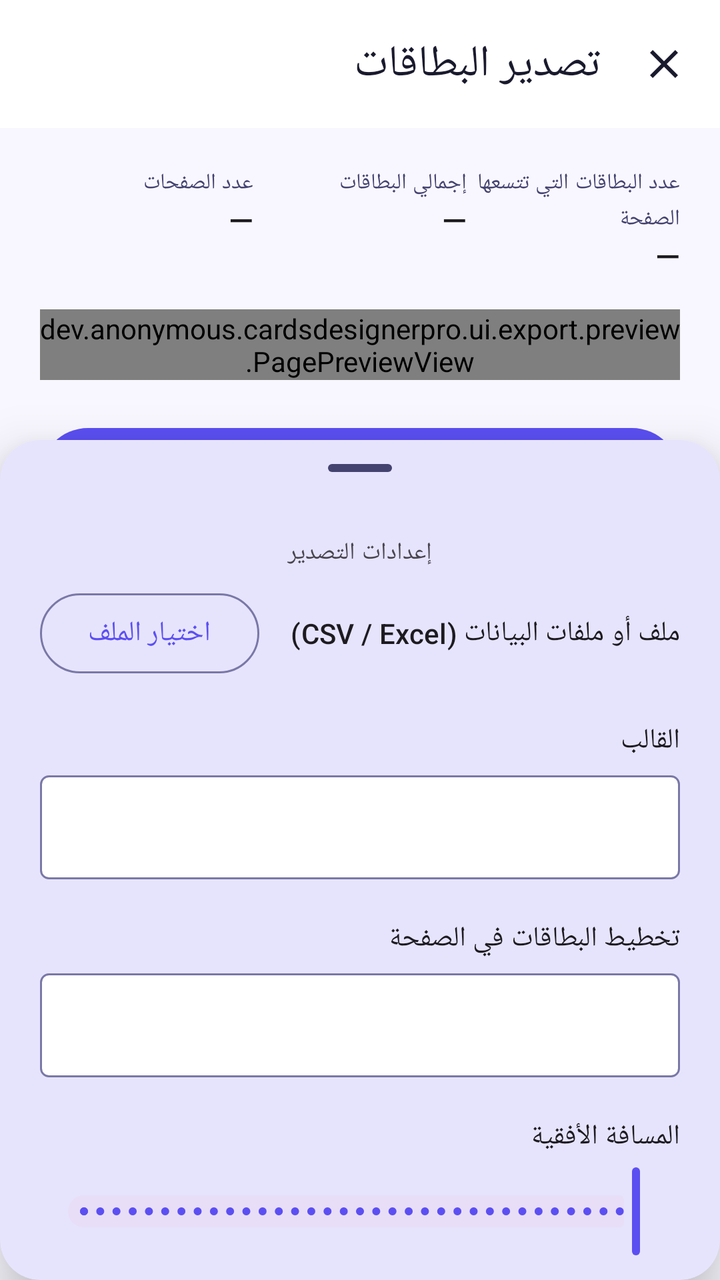
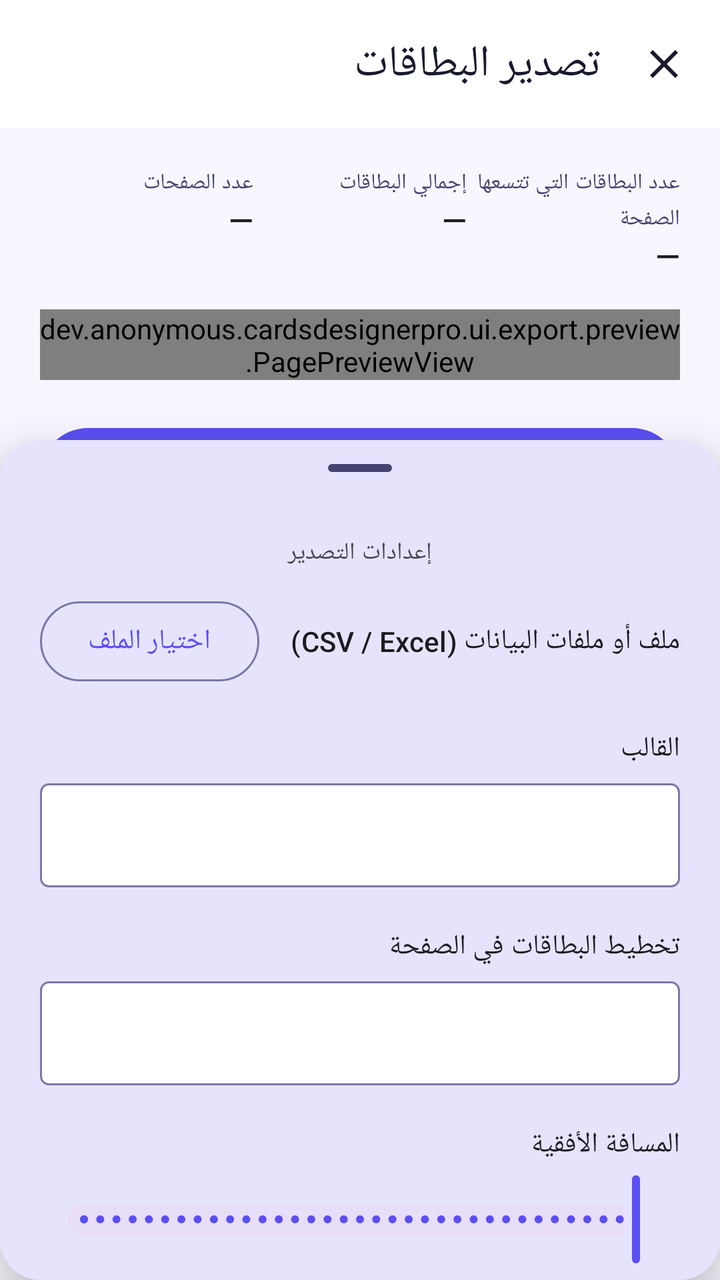

Compare the two renders of this Android layout. The source of the first and the diff that turns it into the second are given below.
<!-- AndroidManifest.xml: application theme Theme.CardsDesignerPro -->
<!-- res/layout/activity_export_cards.xml -->
<?xml version="1.0" encoding="utf-8"?>
<RelativeLayout xmlns:android="http://schemas.android.com/apk/res/android"
    xmlns:app="http://schemas.android.com/apk/res-auto"
    android:layout_width="match_parent"
    android:layout_height="match_parent"
    android:layoutDirection="rtl">

    <androidx.coordinatorlayout.widget.CoordinatorLayout
        android:layout_width="match_parent"
        android:layout_height="match_parent">

        <com.google.android.material.appbar.AppBarLayout
            android:id="@+id/app_bar"
            android:layout_width="match_parent"
            android:layout_height="wrap_content"
            android:background="?attr/colorSurface"
            app:liftOnScrollColor="@android:color/transparent">

            <com.google.android.material.appbar.MaterialToolbar
                android:id="@+id/toolbar"
                android:layout_width="match_parent"
                android:layout_height="?attr/actionBarSize"
                app:layout_scrollFlags="scroll|enterAlways|snap"
                app:navigationIcon="@drawable/ic_close_24"
                app:navigationIconTint="?attr/colorOnSurface"
                app:title="@string/export_cards_title"
                app:titleTextColor="?attr/colorOnSurface" />
        </com.google.android.material.appbar.AppBarLayout>

        <androidx.core.widget.NestedScrollView
            android:layout_width="match_parent"
            android:layout_height="match_parent"
            android:clipToPadding="false"
            android:paddingBottom="450dp"
            app:layout_behavior="@string/appbar_scrolling_view_behavior">

            <LinearLayout
                android:layout_width="match_parent"
                android:layout_height="wrap_content"
                android:orientation="vertical"
                android:padding="20dp">

                
                <LinearLayout
                    android:layout_width="match_parent"
                    android:layout_height="wrap_content"
                    android:layout_marginBottom="16dp"
                    android:orientation="horizontal">

                    
                    <LinearLayout
                        android:layout_width="0dp"
                        android:layout_height="wrap_content"
                        android:layout_weight="1"
                        android:orientation="vertical">

                        <TextView
                            android:id="@+id/tv_cards_per_page_label"
                            android:layout_width="wrap_content"
                            android:layout_height="wrap_content"
                            android:text="@string/label_cards_per_page"
                            android:textAppearance="?attr/textAppearanceLabelSmall"
                            android:textColor="?attr/colorOnSurfaceVariant" />

                        <TextView
                            android:id="@+id/tv_cards_per_page"
                            android:layout_width="wrap_content"
                            android:layout_height="wrap_content"
                            android:text="—"
                            android:textAppearance="?attr/textAppearanceTitleMedium" />
                    </LinearLayout>

                    
                    <LinearLayout
                        android:layout_width="0dp"
                        android:layout_height="wrap_content"
                        android:layout_weight="1"
                        android:orientation="vertical">

                        <TextView
                            android:layout_width="wrap_content"
                            android:layout_height="wrap_content"
                            android:text="@string/label_total_cards"
                            android:textAppearance="?attr/textAppearanceLabelSmall"
                            android:textColor="?attr/colorOnSurfaceVariant" />

                        <TextView
                            android:id="@+id/tv_total_cards"
                            android:layout_width="wrap_content"
                            android:layout_height="wrap_content"
                            android:text="—"
                            android:textAppearance="?attr/textAppearanceTitleMedium" />
                    </LinearLayout>

                    
                    <LinearLayout
                        android:layout_width="0dp"
                        android:layout_height="wrap_content"
                        android:layout_weight="1"
                        android:orientation="vertical">

                        <TextView
                            android:id="@+id/tv_total_pages_label"
                            android:layout_width="wrap_content"
                            android:layout_height="wrap_content"
                            android:text="@string/label_total_pages"
                            android:textAppearance="?attr/textAppearanceLabelSmall"
                            android:textColor="?attr/colorOnSurfaceVariant" />

                        <TextView
                            android:id="@+id/tv_total_pages"
                            android:layout_width="wrap_content"
                            android:layout_height="wrap_content"
                            android:text="—"
                            android:textAppearance="?attr/textAppearanceTitleMedium" />
                    </LinearLayout>

                    
                    <LinearLayout
                        android:id="@+id/layout_total_dual_pages"
                        android:layout_width="0dp"
                        android:layout_height="wrap_content"
                        android:layout_weight="1"
                        android:orientation="vertical"
                        android:visibility="gone">

                        <TextView
                            android:layout_width="wrap_content"
                            android:layout_height="wrap_content"
                            android:text="@string/label_total_pages_both"
                            android:textAppearance="?attr/textAppearanceLabelSmall"
                            android:textColor="?attr/colorOnSurfaceVariant" />

                        <TextView
                            android:id="@+id/tv_total_dual_pages"
                            android:layout_width="wrap_content"
                            android:layout_height="wrap_content"
                            android:text="—"
                            android:textAppearance="?attr/textAppearanceTitleMedium" />
                    </LinearLayout>
                </LinearLayout>

                
                <TextView
                    android:id="@+id/tv_front_side_title"
                    android:layout_width="match_parent"
                    android:layout_height="wrap_content"
                    android:layout_marginBottom="8dp"
                    android:text="@string/label_front_side"
                    android:textAppearance="?attr/textAppearanceTitleMedium"
                    android:visibility="gone" />

                
                <dev.anonymous.cardsdesignerpro.ui.export.preview.PagePreviewView
                    android:id="@+id/page_preview"
                    android:layout_width="match_parent"
                    android:layout_height="wrap_content"
                    android:layout_marginBottom="20dp" />

                
                <LinearLayout
                    android:id="@+id/layout_back_side_preview"
                    android:layout_width="match_parent"
                    android:layout_height="wrap_content"
                    android:orientation="vertical"
                    android:visibility="gone">

                    <LinearLayout
                        android:layout_width="match_parent"
                        android:layout_height="wrap_content"
                        android:layout_marginBottom="8dp"
                        android:gravity="center_vertical"
                        android:orientation="horizontal">

                        <TextView
                            android:layout_width="0dp"
                            android:layout_height="wrap_content"
                            android:layout_weight="1"
                            android:text="@string/label_back_side"
                            android:textAppearance="?attr/textAppearanceTitleMedium" />

                        <TextView
                            android:id="@+id/tv_flip_hint"
                            android:layout_width="wrap_content"
                            android:layout_height="wrap_content"
                            android:text="@string/flip_hint_long_edge"
                            android:textAppearance="?attr/textAppearanceLabelSmall"
                            android:textColor="?attr/colorOnSurfaceVariant" />
                    </LinearLayout>

                    <dev.anonymous.cardsdesignerpro.ui.export.preview.PagePreviewView
                        android:id="@+id/page_preview_back"
                        android:layout_width="match_parent"
                        android:layout_height="wrap_content"
                        android:layout_marginBottom="20dp" />
                </LinearLayout>

                
                <com.google.android.material.progressindicator.LinearProgressIndicator
                    android:id="@+id/progress_export"
                    android:layout_width="match_parent"
                    android:layout_height="wrap_content"
                    android:layout_marginBottom="12dp"
                    android:visibility="gone"
                    app:trackCornerRadius="4dp" />

                
                <com.google.android.material.button.MaterialButton
                    android:id="@+id/btn_export_separate"
                    style="@style/Widget.Material3.Button.OutlinedButton"
                    android:layout_width="match_parent"
                    android:layout_height="56dp"
                    android:layout_marginBottom="8dp"
                    android:text="@string/btn_export_separate"
                    android:visibility="gone" />

                
                <com.google.android.material.button.MaterialButton
                    android:id="@+id/btn_export"
                    style="@style/Widget.Material3.Button"
                    android:layout_width="match_parent"
                    android:layout_height="56dp"
                    android:text="@string/btn_export" />

            </LinearLayout>
        </androidx.core.widget.NestedScrollView>

    </androidx.coordinatorlayout.widget.CoordinatorLayout>

    
    <com.google.android.material.card.MaterialCardView
        android:id="@+id/bottom_sheet_host"
        android:layout_width="match_parent"
        android:layout_height="420dp"
        android:layout_alignParentBottom="true"
        app:cardBackgroundColor="?attr/colorSurface"
        app:cardCornerRadius="20dp"
        app:cardElevation="16dp"
        app:strokeWidth="0dp"
        android:clickable="true"
        android:focusable="true">

        <LinearLayout
            android:layout_width="match_parent"
            android:layout_height="match_parent"
            android:orientation="vertical">

            <com.google.android.material.bottomsheet.BottomSheetDragHandleView
                android:id="@+id/drag_handle_area"
                android:layout_width="match_parent"
                android:layout_height="wrap_content" />

            <TextView
                android:layout_width="match_parent"
                android:layout_height="wrap_content"
                android:layout_marginBottom="8dp"
                android:gravity="center"
                android:text="@string/title_export_settings"
                android:textAppearance="?attr/textAppearanceLabelMedium" />

            <androidx.core.widget.NestedScrollView
                android:layout_width="match_parent"
                android:layout_height="match_parent">

                <LinearLayout
                    android:layout_width="match_parent"
                    android:layout_height="wrap_content"
                    android:orientation="vertical"
                    android:paddingHorizontal="20dp"
                    android:paddingBottom="40dp">

                    
                    <LinearLayout
                        android:layout_width="match_parent"
                        android:layout_height="wrap_content"
                        android:layout_marginBottom="4dp"
                        android:gravity="center_vertical"
                        android:orientation="horizontal">

                        <TextView
                            android:id="@+id/tv_data_file_label"
                            android:layout_width="0dp"
                            android:layout_height="wrap_content"
                            android:layout_weight="1"
                            android:text="@string/label_data_file"
                            android:textAppearance="?attr/textAppearanceTitleSmall" />

                        <com.google.android.material.button.MaterialButton
                            android:id="@+id/btn_choose_file"
                            style="@style/Widget.Material3.Button.OutlinedButton"
                            android:layout_width="wrap_content"
                            android:layout_height="wrap_content"
                            android:text="@string/btn_choose_file" />
                    </LinearLayout>

                    
                    <androidx.recyclerview.widget.RecyclerView
                        android:id="@+id/rv_selected_files"
                        android:layout_width="match_parent"
                        android:layout_height="wrap_content"
                        android:layout_marginBottom="16dp"
                        android:nestedScrollingEnabled="false" />

                    
                    <LinearLayout
                        android:id="@+id/layout_short_file_picker"
                        android:layout_width="match_parent"
                        android:layout_height="wrap_content"
                        android:orientation="vertical"
                        android:visibility="gone">

                        <LinearLayout
                            android:layout_width="match_parent"
                            android:layout_height="wrap_content"
                            android:layout_marginBottom="4dp"
                            android:gravity="center_vertical"
                            android:orientation="horizontal">

                            <TextView
                                android:id="@+id/tv_short_data_file_label"
                                android:layout_width="0dp"
                                android:layout_height="wrap_content"
                                android:layout_weight="1"
                                android:text="@string/label_short_data_file"
                                android:textAppearance="?attr/textAppearanceTitleSmall" />

                            <com.google.android.material.button.MaterialButton
                                android:id="@+id/btn_choose_short_file"
                                style="@style/Widget.Material3.Button.OutlinedButton"
                                android:layout_width="wrap_content"
                                android:layout_height="wrap_content"
                                android:text="@string/btn_choose_file" />
                        </LinearLayout>

                        
                        <androidx.recyclerview.widget.RecyclerView
                            android:id="@+id/rv_selected_short_files"
                            android:layout_width="match_parent"
                            android:layout_height="wrap_content"
                            android:layout_marginBottom="8dp"
                            android:nestedScrollingEnabled="false" />

                        
                        <TextView
                            android:id="@+id/tv_short_records_warning"
                            android:layout_width="match_parent"
                            android:layout_height="wrap_content"
                            android:layout_marginBottom="16dp"
                            android:background="?attr/colorErrorContainer"
                            android:padding="8dp"
                            android:textAppearance="?attr/textAppearanceLabelMedium"
                            android:textColor="?attr/colorError"
                            android:visibility="gone" />

                    </LinearLayout>

                    
                    <TextView
                        android:layout_width="match_parent"
                        android:layout_height="wrap_content"
                        android:layout_marginBottom="8dp"
                        android:text="@string/label_template"
                        android:textAppearance="?attr/textAppearanceTitleSmall" />

                    <Spinner
                        android:id="@+id/spinner_template"
                        android:layout_width="match_parent"
                        android:layout_height="52dp"
                        android:layout_marginBottom="20dp"
                        android:background="@drawable/bg_spinner_outline" />

                    
                    <TextView
                        android:id="@+id/tv_card_layout_label"
                        android:layout_width="match_parent"
                        android:layout_height="wrap_content"
                        android:layout_marginBottom="8dp"
                        android:text="@string/label_card_layout"
                        android:textAppearance="?attr/textAppearanceTitleSmall" />

                    <Spinner
                        android:id="@+id/spinner_card_layout"
                        android:layout_width="match_parent"
                        android:layout_height="52dp"
                        android:layout_marginBottom="20dp"
                        android:background="@drawable/bg_spinner_outline" />

                    
                    <TextView
                        android:layout_width="match_parent"
                        android:layout_height="wrap_content"
                        android:layout_marginBottom="4dp"
                        android:text="@string/label_horizontal_spacing"
                        android:textAppearance="?attr/textAppearanceTitleSmall" />

                    <com.google.android.material.slider.Slider
                        android:id="@+id/slider_h_spacing"
                        android:layout_width="match_parent"
                        android:layout_height="wrap_content"
                        android:layout_marginBottom="16dp"
                        android:stepSize="1"
                        android:valueFrom="0"
                        android:valueTo="60" />

                    
                    <TextView
                        android:layout_width="match_parent"
                        android:layout_height="wrap_content"
                        android:layout_marginBottom="4dp"
                        android:text="@string/label_vertical_spacing"
                        android:textAppearance="?attr/textAppearanceTitleSmall" />

                    <com.google.android.material.slider.Slider
                        android:id="@+id/slider_v_spacing"
                        android:layout_width="match_parent"
                        android:layout_height="wrap_content"
                        android:layout_marginBottom="16dp"
                        android:stepSize="1"
                        android:valueFrom="0"
                        android:valueTo="60" />

                    
                    <TextView
                        android:layout_width="match_parent"
                        android:layout_height="wrap_content"
                        android:layout_marginBottom="8dp"
                        android:text="@string/label_page_size"
                        android:textAppearance="?attr/textAppearanceTitleSmall" />

                    <Spinner
                        android:id="@+id/spinner_page_size"
                        android:layout_width="match_parent"
                        android:layout_height="52dp"
                        android:layout_marginBottom="20dp"
                        android:background="@drawable/bg_spinner_outline" />

                    
                    <TextView
                        android:id="@+id/tv_quality_label"
                        android:layout_width="match_parent"
                        android:layout_height="wrap_content"
                        android:layout_marginBottom="8dp"
                        android:text="@string/label_export_quality"
                        android:textAppearance="?attr/textAppearanceTitleSmall" />

                    <Spinner
                        android:id="@+id/spinner_quality"
                        android:layout_width="match_parent"
                        android:layout_height="52dp"
                        android:layout_marginBottom="20dp"
                        android:background="@drawable/bg_spinner_outline" />

                    

                    
                    <com.google.android.material.checkbox.MaterialCheckBox
                        android:id="@+id/checkbox_front_only"
                        android:layout_width="match_parent"
                        android:layout_height="wrap_content"
                        android:layout_marginBottom="12dp"
                        android:text="@string/label_export_front_only"
                        android:visibility="gone" />

                    
                    <TextView
                        android:id="@+id/tv_flip_edge_label"
                        android:layout_width="match_parent"
                        android:layout_height="wrap_content"
                        android:layout_marginBottom="8dp"
                        android:text="@string/label_flip_edge_hint"
                        android:textAppearance="?attr/textAppearanceLabelMedium"
                        android:textColor="?attr/colorOnSurfaceVariant"
                        android:visibility="gone" />

                    <com.google.android.material.button.MaterialButtonToggleGroup
                        android:id="@+id/toggle_flip_edge"
                        android:layout_width="match_parent"
                        android:layout_height="wrap_content"
                        android:layout_marginBottom="16dp"
                        android:visibility="gone"
                        app:selectionRequired="true"
                        app:singleSelection="true">

                        <com.google.android.material.button.MaterialButton
                            android:id="@+id/btn_flip_long"
                            style="@style/Widget.Material3.Button.OutlinedButton"
                            android:layout_width="0dp"
                            android:layout_height="wrap_content"
                            android:layout_weight="1"
                            android:text="@string/flip_edge_long" />

                        <com.google.android.material.button.MaterialButton
                            android:id="@+id/btn_flip_short"
                            style="@style/Widget.Material3.Button.OutlinedButton"
                            android:layout_width="0dp"
                            android:layout_height="wrap_content"
                            android:layout_weight="1"
                            android:text="@string/flip_edge_short" />

                    </com.google.android.material.button.MaterialButtonToggleGroup>

                </LinearLayout>
            </androidx.core.widget.NestedScrollView>
        </LinearLayout>
    </com.google.android.material.card.MaterialCardView>

</RelativeLayout>
<!-- resources referenced by this layout -->
<resources>
  <!-- drawable bg_spinner_outline (drawable) -->
  <?xml version="1.0" encoding="utf-8"?>
  <shape xmlns:android="http://schemas.android.com/apk/res/android" android:shape="rectangle">
      <stroke android:width="1dp" android:color="?attr/colorOutline" />
      <corners android:radius="4dp" />
      <solid android:color="?attr/colorSurface" />
  </shape>
  <!-- drawable ic_close_24 (drawable) -->
  <vector xmlns:android="http://schemas.android.com/apk/res/android"
      android:width="24dp"
      android:height="24dp"
      android:viewportWidth="24"
      android:viewportHeight="24">
      <path
          android:fillColor="#FF000000"
          android:pathData="M19,6.41L17.59,5 12,10.59 6.41,5 5,6.41 10.59,12 5,17.59 6.41,19 12,13.41 17.59,19 19,17.59 13.41,12z"/>
  </vector>
  <string name="btn_choose_file">اختيار الملف</string>
  <string name="btn_export">تصدير</string>
  <string name="btn_export_separate">تصدير ملفين PDF منفصلين</string>
  <string name="export_cards_title">تصدير البطاقات</string>
  <string name="flip_edge_long">الحافة الطويلة</string>
  <string name="flip_edge_short">الحافة القصيرة</string>
  <string name="flip_hint_long_edge">(قلب على الحافة الطويلة)</string>
  <string name="label_back_side">الوجه الخلفي</string>
  <string name="label_card_layout">تخطيط البطاقات في الصفحة</string>
  <string name="label_cards_per_page">عدد البطاقات التي تتسعها الصفحة</string>
  <string name="label_data_file">ملف أو ملفات البيانات (CSV / Excel)</string>
  <string name="label_export_front_only">تصدير الوجه الأمامي فقط (تجاهل الوجه الخلفي)</string>
  <string name="label_export_quality">جودة التصدير (خاص بجودة صور المعرض والQr)</string>
  <string name="label_flip_edge_hint">اتجاه قلب الورقة — الحافة الطويلة هي الخيار الافتراضي والموصى به</string>
  <string name="label_front_side">الوجه الأمامي</string>
  <string name="label_horizontal_spacing">المسافة الأفقية</string>
  <string name="label_page_size">حجم الصفحة</string>
  <string name="label_short_data_file">ملف أو ملفات البيانات المختصرة</string>
  <string name="label_template">القالب</string>
  <string name="label_total_cards">إجمالي البطاقات</string>
  <string name="label_total_pages">عدد الصفحات</string>
  <string name="label_total_pages_both">إجمالي الصفحات (الوجهين)</string>
  <string name="label_vertical_spacing">المسافة العمودية</string>
  <string name="title_export_settings">إعدادات التصدير</string>
  <style name="Theme.CardsDesignerPro" parent="Base.Theme.CardsDesignerPro" />
  <color name="md_theme_light_primary">#FF5B4FF2</color>
  <color name="md_theme_light_onPrimary">#FFFFFFFF</color>
  <color name="md_theme_light_primaryContainer">#FFE8E5FF</color>
  <color name="md_theme_light_onPrimaryContainer">#FF1A006E</color>
  <color name="md_theme_light_secondary">#FF00BFA5</color>
  <color name="md_theme_light_onSecondary">#FFFFFFFF</color>
  <color name="md_theme_light_background">#FFF8F7FF</color>
  <color name="md_theme_light_surface">#FFFFFFFF</color>
  <color name="md_theme_light_onSurface">#FF1A1A2E</color>
  <color name="md_theme_light_surfaceVariant">#FFE8E5FF</color>
  <color name="md_theme_light_onSurfaceVariant">#FF444370</color>
  <color name="md_theme_light_outline">#FF7A78A6</color>
  <color name="md_theme_light_error">#FFB3261E</color>
  <color name="md_theme_light_onError">#FFFFFFFF</color>
  <!-- unchanged entries left out for length: 1 -->
</resources>

<!-- the commit's change to res/layout/activity_export_cards.xml (unified diff, before → after) -->
@@ -236,27 +236,36 @@
         app:cardBackgroundColor="?attr/colorSurface"
         app:cardCornerRadius="20dp"
         app:cardElevation="16dp"
-        app:strokeWidth="0dp"
-        android:clickable="true"
-        android:focusable="true">
+        app:strokeWidth="0dp">
 
         <LinearLayout
             android:layout_width="match_parent"
             android:layout_height="match_parent"
-            android:orientation="vertical">
-
-            <com.google.android.material.bottomsheet.BottomSheetDragHandleView
-                android:id="@+id/drag_handle_area"
-                android:layout_width="match_parent"
-                android:layout_height="wrap_content" />
-
-            <TextView
+            android:orientation="vertical"
+            android:clickable="true"
+            android:focusable="true">
+
+            <LinearLayout
+                android:id="@+id/drag_header_area"
                 android:layout_width="match_parent"
                 android:layout_height="wrap_content"
-                android:layout_marginBottom="8dp"
-                android:gravity="center"
-                android:text="@string/title_export_settings"
-                android:textAppearance="?attr/textAppearanceLabelMedium" />
+                android:orientation="vertical"
+                android:paddingBottom="4dp"
+                android:background="@android:color/transparent">
+
+                <com.google.android.material.bottomsheet.BottomSheetDragHandleView
+                    android:id="@+id/drag_handle_area"
+                    android:layout_width="match_parent"
+                    android:layout_height="wrap_content" />
+
+                <TextView
+                    android:layout_width="match_parent"
+                    android:layout_height="wrap_content"
+                    android:layout_marginBottom="8dp"
+                    android:gravity="center"
+                    android:text="@string/title_export_settings"
+                    android:textAppearance="?attr/textAppearanceLabelMedium" />
+            </LinearLayout>
 
             <androidx.core.widget.NestedScrollView
                 android:layout_width="match_parent"
